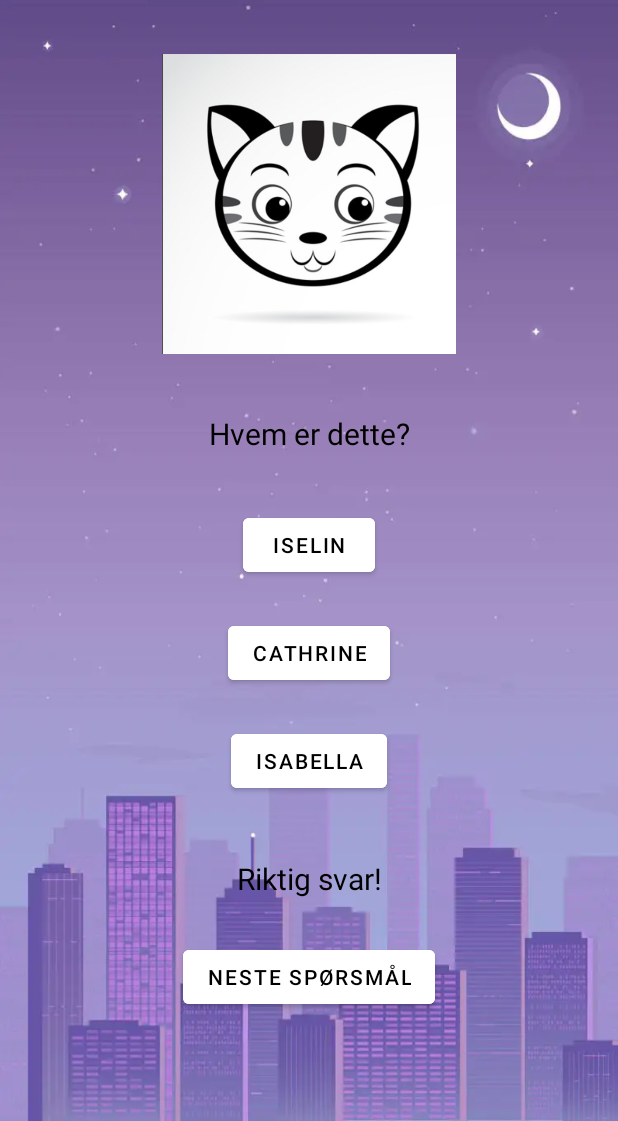
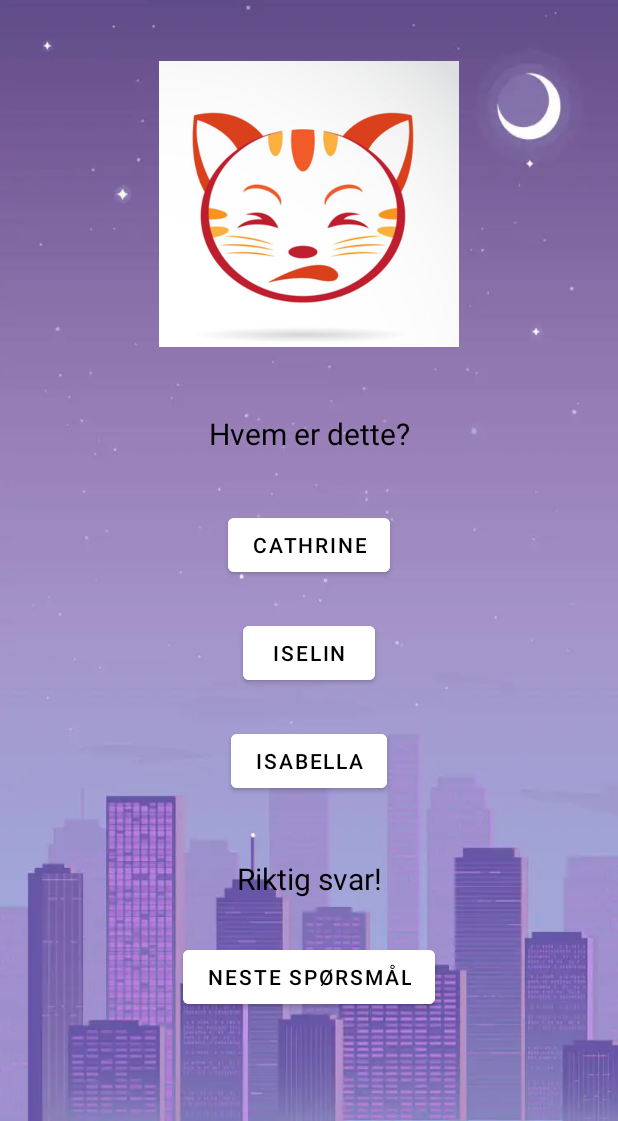
Before and after one commit to h586643/QuizApp, an Android app: the QuizActivity screen opened directly, with no data from a screen before it, on a phone screen of 412 x 824 dp, the part 115-1236 px from its top. Run offline under Robolectric (Android 15) with nearby library versions, the phone set to English and light mode, and no system bars.

Commit message:
Basic implementation of generating student pictures

```diff
--- a/app/src/main/java/com/example/quizapp/QuizActivity.java
+++ b/app/src/main/java/com/example/quizapp/QuizActivity.java
@@ -3,14 +3,54 @@ package com.example.quizapp;
 import androidx.appcompat.app.AppCompatActivity;
 
 import android.os.Bundle;
+import android.view.View;
+import android.widget.Button;
+import android.widget.ImageView;
+import android.widget.ListView;
+import android.widget.TextView;
+
+import com.example.quizapp.databinding.DatabaseMainBinding;
+
+import java.util.Collections;
+import java.util.List;
+import java.util.Random;
 
 public class QuizActivity extends AppCompatActivity {
+
+    // Private variabler
+    private StudentList studentList = new StudentList();
+    private List<Student> st = studentList.getStudentsList();
+    private RandomStudentGenerator randomGenerator = new RandomStudentGenerator();
+    private Student correctStudent;
 
     @Override
     protected void onCreate(Bundle savedInstanceState) {
         super.onCreate(savedInstanceState);
         setContentView(R.layout.activity_quiz);
+
+        View button = findViewById(R.id.nextQuestionButton);
+        onNext(button);
     }
+
+    public void onNext(View v){
+
+        ImageView image = findViewById(R.id.studentPicture);
+        Button answer1 = findViewById(R.id.answer1);
+        Button answer2 = findViewById(R.id.answer2);
+        Button answer3 = findViewById(R.id.answer3);
+
+        correctStudent = randomGenerator.generateCorrectStudent();
+        image.setImageResource(correctStudent.getImgId());
+
+        Collections.shuffle(st);
+
+        answer1.setText(st.get(0).getName());
+        answer2.setText(st.get(1).getName());
+        answer3.setText(st.get(2).getName());
+
+    }
+
+
 
     // Laste inn tilfeldig bilde fra DatabaseActivity
 
--- a/app/src/main/res/layout/activity_quiz.xml
+++ b/app/src/main/res/layout/activity_quiz.xml
@@ -8,6 +8,7 @@
     tools:context=".QuizActivity">
 
     <ImageView
+        android:id="@+id/studentPicture"
         android:layout_width="200dp"
         android:layout_height="200dp"
         app:layout_constraintBottom_toBottomOf="parent"
@@ -33,6 +34,7 @@
         />
 
     <Button
+        android:id="@+id/answer1"
         android:layout_width="wrap_content"
         android:layout_height="wrap_content"
         android:text="Iselin"
@@ -46,6 +48,7 @@
         />
 
     <Button
+        android:id="@+id/answer2"
         android:layout_width="wrap_content"
         android:layout_height="wrap_content"
         android:text="Cathrine"
@@ -59,6 +62,7 @@
         />
 
     <Button
+        android:id="@+id/answer3"
         android:layout_width="wrap_content"
         android:layout_height="wrap_content"
         android:text="Isabella"
@@ -72,6 +76,7 @@
         />
 
     <TextView
+        android:id="@+id/result"
         android:layout_width="wrap_content"
         android:layout_height="wrap_content"
         android:text="Riktig svar!"
@@ -85,6 +90,7 @@
         />
 
     <Button
+        android:id="@+id/nextQuestionButton"
         android:layout_width="wrap_content"
         android:layout_height="wrap_content"
         android:text="Neste spørsmål"
```
